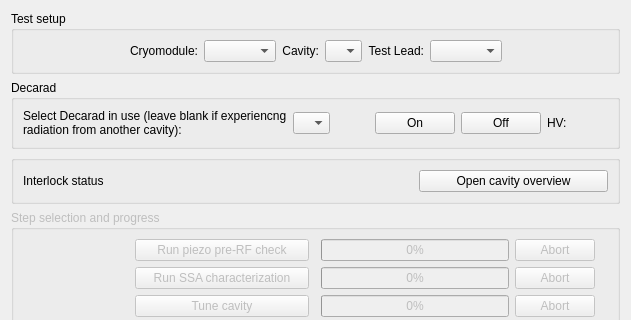
The window that cavity_commissioning/gui/commissioning.ui (slaclab/rf_commissioning) describes before a commit, drawn with Qt 5; both pictures show x 0 to 631 and y 0 to 320 of the 631 by 668 pixel window.
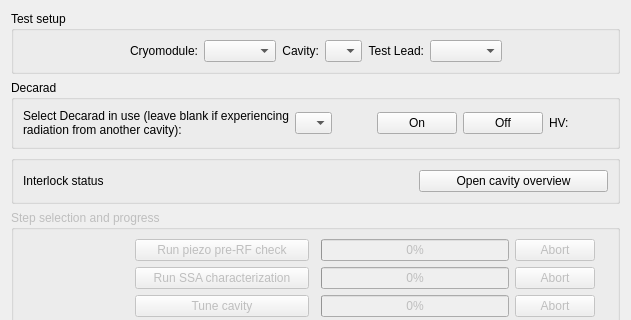
The same window after the commit. Custom widgets are drawn as their Qt base class.

The edit to the form file:
```diff
--- a/cavity_commissioning/gui/commissioning.ui
+++ b/cavity_commissioning/gui/commissioning.ui
@@ -149,7 +149,7 @@
       <item>
        <widget class="QLabel" name="label_6">
         <property name="text">
-         <string>Select Decarad in use (leave blank if experiencng radiation from another cavity):</string>
+         <string>Select Decarad in use (leave blank if experiencing radiation from another cavity):</string>
         </property>
         <property name="wordWrap">
          <bool>true</bool>
```
